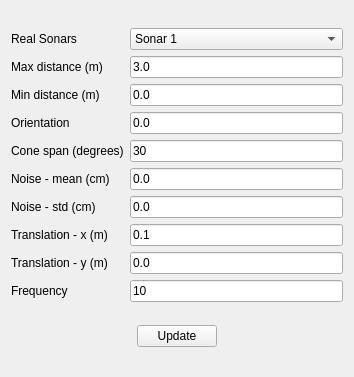
stdr-simulator-ros-pkg/stdr_simulator, file stdr_gui/ui/sonarProperties.ui: the form before one commit.
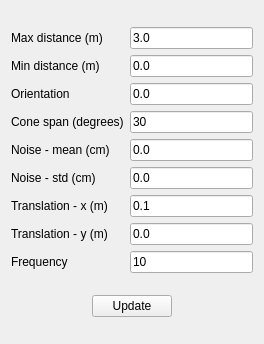
The form after the commit.

The edit to the form file:
```diff
--- a/stdr_gui/ui/sonarProperties.ui
+++ b/stdr_gui/ui/sonarProperties.ui
@@ -6,8 +6,8 @@
    <rect>
     <x>0</x>
     <y>0</y>
-    <width>354</width>
-    <height>377</height>
+    <width>264</width>
+    <height>344</height>
    </rect>
   </property>
   <property name="windowTitle">
@@ -16,28 +16,28 @@
   <layout class="QGridLayout" name="gridLayout_2">
    <item row="0" column="0">
     <layout class="QGridLayout" name="gridLayout">
-     <item row="0" column="0">
-      <widget class="QLabel" name="label">
-       <property name="text">
-        <string>Real Sonars</string>
-       </property>
-      </widget>
-     </item>
-     <item row="1" column="1">
+     <item row="0" column="1">
       <widget class="QLineEdit" name="sonarMaxDistance">
        <property name="text">
         <string>3.0</string>
        </property>
       </widget>
      </item>
-     <item row="2" column="1">
+     <item row="7" column="0">
+      <widget class="QLabel" name="label_8">
+       <property name="text">
+        <string>Translation - y (m)</string>
+       </property>
+      </widget>
+     </item>
+     <item row="1" column="1">
       <widget class="QLineEdit" name="sonarMinDistance">
        <property name="text">
         <string>0.0</string>
        </property>
       </widget>
      </item>
-     <item row="8" column="1">
+     <item row="7" column="1">
       <widget class="QLineEdit" name="sonarY">
        <property name="text">
         <string>0.0</string>
@@ -47,37 +47,35 @@
        </property>
       </widget>
      </item>
-     <item row="1" column="0">
+     <item row="0" column="0">
       <widget class="QLabel" name="label_2">
        <property name="text">
         <string>Max distance (m)</string>
        </property>
       </widget>
      </item>
-     <item row="4" column="0">
+     <item row="3" column="0">
       <widget class="QLabel" name="label_span">
        <property name="text">
         <string>Cone span (degrees)</string>
        </property>
       </widget>
      </item>
-     <item row="3" column="0">
+     <item row="2" column="0">
       <widget class="QLabel" name="label_3">
        <property name="text">
         <string>Orientation</string>
        </property>
       </widget>
      </item>
-     <item row="0" column="1">
-      <widget class="QComboBox" name="comboBox">
-       <item>
-        <property name="text">
-         <string>Sonar 1</string>
-        </property>
-       </item>
+     <item row="4" column="0">
+      <widget class="QLabel" name="label_5">
+       <property name="text">
+        <string>Noise - mean (cm)</string>
+       </property>
       </widget>
      </item>
-     <item row="4" column="1">
+     <item row="3" column="1">
       <widget class="QLineEdit" name="sonarConeSpan">
        <property name="text">
         <string>30</string>
@@ -88,27 +86,20 @@
       </widget>
      </item>
      <item row="5" column="0">
-      <widget class="QLabel" name="label_5">
-       <property name="text">
-        <string>Noise - mean (cm)</string>
-       </property>
-      </widget>
-     </item>
-     <item row="6" column="0">
       <widget class="QLabel" name="label_6">
        <property name="text">
         <string>Noise - std (cm)</string>
        </property>
       </widget>
      </item>
-     <item row="2" column="0">
+     <item row="1" column="0">
       <widget class="QLabel" name="label_9">
        <property name="text">
         <string>Min distance (m)</string>
        </property>
       </widget>
      </item>
-     <item row="5" column="1">
+     <item row="4" column="1">
       <widget class="QLineEdit" name="sonarNoiseMean">
        <property name="text">
         <string>0.0</string>
@@ -118,7 +109,7 @@
        </property>
       </widget>
      </item>
-     <item row="6" column="1">
+     <item row="5" column="1">
       <widget class="QLineEdit" name="sonarNoiseStd">
        <property name="text">
         <string>0.0</string>
@@ -128,7 +119,7 @@
        </property>
       </widget>
      </item>
-     <item row="7" column="1">
+     <item row="6" column="1">
       <widget class="QLineEdit" name="sonarX">
        <property name="text">
         <string>0.1</string>
@@ -138,35 +129,28 @@
        </property>
       </widget>
      </item>
-     <item row="7" column="0">
+     <item row="6" column="0">
       <widget class="QLabel" name="label_7">
        <property name="text">
         <string>Translation - x (m)</string>
        </property>
       </widget>
      </item>
-     <item row="8" column="0">
-      <widget class="QLabel" name="label_8">
-       <property name="text">
-        <string>Translation - y (m)</string>
-       </property>
-      </widget>
-     </item>
-     <item row="3" column="1">
+     <item row="2" column="1">
       <widget class="QLineEdit" name="sonarOrientation">
        <property name="text">
         <string>0.0</string>
        </property>
       </widget>
      </item>
-     <item row="9" column="0">
+     <item row="8" column="0">
       <widget class="QLabel" name="label_4">
        <property name="text">
         <string>Frequency</string>
        </property>
       </widget>
      </item>
-     <item row="9" column="1">
+     <item row="8" column="1">
       <widget class="QLineEdit" name="sonarFrequency">
        <property name="text">
         <string>10</string>
```
Left out of the diff: 12 changed lines with no effect on the pictures.
